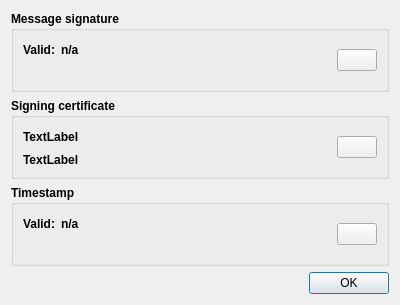
Before: the Qt Designer form src/gui/ui/dlg_signature_detail.ui in psakar/datovka, drawn with Qt 5.
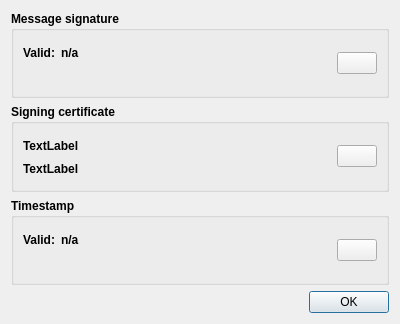
After: the same form once the commit is applied. Icons and pictures are not drawn.

Commit message: Added signature detail dialog and create new object

The edit to the form file:
```diff
--- a/src/gui/ui/dlg_signature_detail.ui
+++ b/src/gui/ui/dlg_signature_detail.ui
@@ -7,7 +7,7 @@
     <x>0</x>
     <y>0</y>
     <width>400</width>
-    <height>300</height>
+    <height>324</height>
    </rect>
   </property>
   <property name="windowTitle">
```
Left out of the diff: 8 changed lines with no effect on the pictures. The commit also changes 5 other files.
